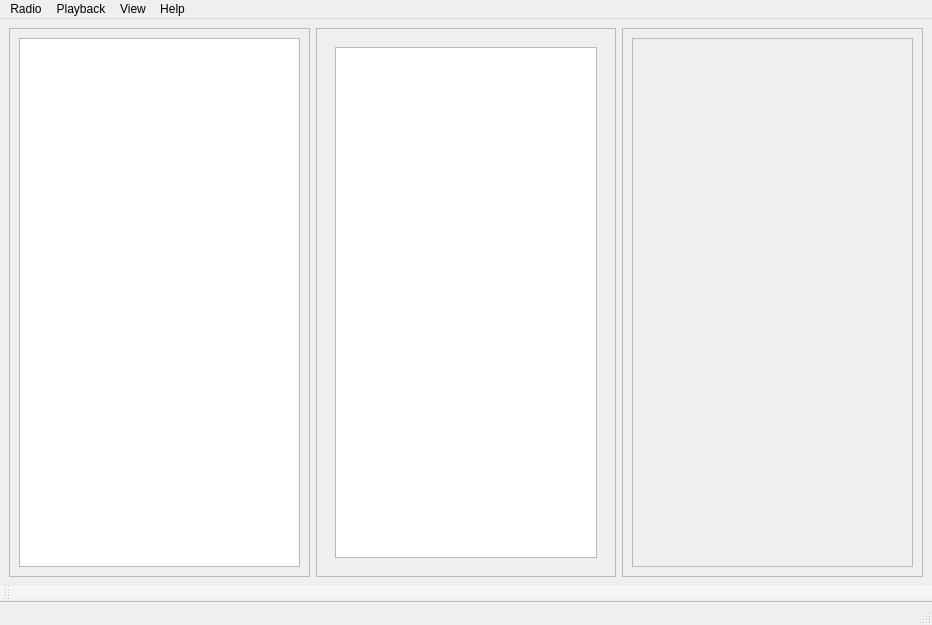
The window that mainwindow.ui (grzesiekkedzior/TuneScape) describes before a commit, drawn with Qt 5.
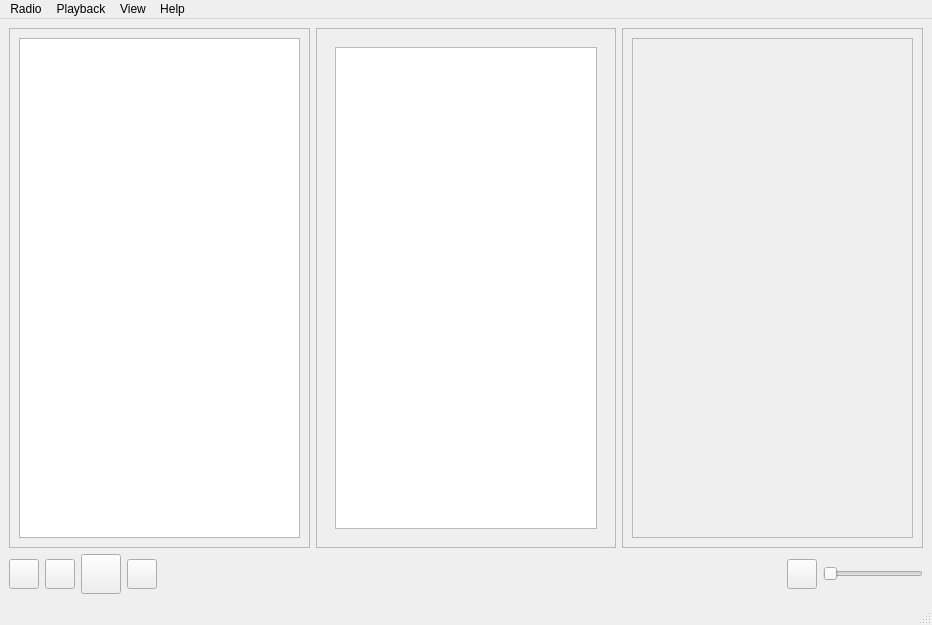
The same window after the commit. Icons and pictures are not drawn.

Diff of the .ui file:
```diff
--- a/mainwindow.ui
+++ b/mainwindow.ui
@@ -27,8 +27,8 @@
           <rect>
            <x>0</x>
            <y>0</y>
-           <width>296</width>
-           <height>527</height>
+           <width>294</width>
+           <height>499</height>
           </rect>
          </property>
          <layout class="QHBoxLayout" name="horizontalLayout_2">
@@ -49,8 +49,8 @@
           <rect>
            <x>0</x>
            <y>0</y>
-           <width>296</width>
-           <height>527</height>
+           <width>300</width>
+           <height>499</height>
           </rect>
          </property>
          <layout class="QHBoxLayout" name="horizontalLayout_3">
@@ -80,8 +80,8 @@
           <rect>
            <x>0</x>
            <y>0</y>
-           <width>296</width>
-           <height>527</height>
+           <width>294</width>
+           <height>499</height>
           </rect>
          </property>
          <layout class="QVBoxLayout" name="verticalLayout_4">
@@ -102,7 +102,157 @@
      </layout>
     </item>
     <item>
-     <layout class="QVBoxLayout" name="verticalLayout"/>
+     <layout class="QHBoxLayout" name="horizontalLayout_5">
+      <item alignment="Qt::AlignHCenter|Qt::AlignVCenter">
+       <widget class="QPushButton" name="stop">
+        <property name="minimumSize">
+         <size>
+          <width>30</width>
+          <height>30</height>
+         </size>
+        </property>
+        <property name="maximumSize">
+         <size>
+          <width>30</width>
+          <height>30</height>
+         </size>
+        </property>
+        <property name="text">
+         <string/>
+        </property>
+       </widget>
+      </item>
+      <item alignment="Qt::AlignHCenter|Qt::AlignVCenter">
+       <widget class="QPushButton" name="previous">
+        <property name="minimumSize">
+         <size>
+          <width>30</width>
+          <height>30</height>
+         </size>
+        </property>
+        <property name="maximumSize">
+         <size>
+          <width>30</width>
+          <height>30</height>
+         </size>
+        </property>
+        <property name="text">
+         <string/>
+        </property>
+       </widget>
+      </item>
+      <item alignment="Qt::AlignHCenter|Qt::AlignVCenter">
+       <widget class="QPushButton" name="playPause">
+        <property name="minimumSize">
+         <size>
+          <width>40</width>
+          <height>40</height>
+         </size>
+        </property>
+        <property name="maximumSize">
+         <size>
+          <width>40</width>
+          <height>33</height>
+         </size>
+        </property>
+        <property name="text">
+         <string/>
+        </property>
+        <property name="iconSize">
+         <size>
+          <width>20</width>
+          <height>20</height>
+         </size>
+        </property>
+        <property name="shortcut">
+         <string>Ctrl+S</string>
+        </property>
+       </widget>
+      </item>
+      <item alignment="Qt::AlignHCenter|Qt::AlignVCenter">
+       <widget class="QPushButton" name="next">
+        <property name="minimumSize">
+         <size>
+          <width>30</width>
+          <height>30</height>
+         </size>
+        </property>
+        <property name="maximumSize">
+         <size>
+          <width>30</width>
+          <height>30</height>
+         </size>
+        </property>
+        <property name="text">
+         <string/>
+        </property>
+       </widget>
+      </item>
+      <item alignment="Qt::AlignHCenter|Qt::AlignVCenter">
+       <widget class="QLabel" name="label">
+        <property name="minimumSize">
+         <size>
+          <width>300</width>
+          <height>0</height>
+         </size>
+        </property>
+        <property name="text">
+         <string/>
+        </property>
+       </widget>
+      </item>
+      <item>
+       <spacer name="horizontalSpacer">
+        <property name="orientation">
+         <enum>Qt::Horizontal</enum>
+        </property>
+        <property name="sizeHint" stdset="0">
+         <size>
+          <width>40</width>
+          <height>20</height>
+         </size>
+        </property>
+       </spacer>
+      </item>
+      <item alignment="Qt::AlignHCenter|Qt::AlignVCenter">
+       <widget class="QPushButton" name="volume">
+        <property name="minimumSize">
+         <size>
+          <width>30</width>
+          <height>30</height>
+         </size>
+        </property>
+        <property name="maximumSize">
+         <size>
+          <width>30</width>
+          <height>30</height>
+         </size>
+        </property>
+        <property name="text">
+         <string/>
+        </property>
+       </widget>
+      </item>
+      <item alignment="Qt::AlignHCenter|Qt::AlignVCenter">
+       <widget class="QSlider" name="horizontalVolumeSlider">
+        <property name="minimumSize">
+         <size>
+          <width>100</width>
+          <height>0</height>
+         </size>
+        </property>
+        <property name="maximumSize">
+         <size>
+          <width>100</width>
+          <height>16777215</height>
+         </size>
+        </property>
+        <property name="orientation">
+         <enum>Qt::Horizontal</enum>
+        </property>
+       </widget>
+      </item>
+     </layout>
     </item>
    </layout>
   </widget>
@@ -151,17 +301,6 @@
    <addaction name="menuHelp"/>
   </widget>
   <widget class="QStatusBar" name="statusbar"/>
-  <widget class="QToolBar" name="toolBar">
-   <property name="windowTitle">
-    <string>toolBar</string>
-   </property>
-   <attribute name="toolBarArea">
-    <enum>BottomToolBarArea</enum>
-   </attribute>
-   <attribute name="toolBarBreak">
-    <bool>false</bool>
-   </attribute>
-  </widget>
   <action name="actionAbout">
    <property name="text">
     <string>About</string>
```
Left out of the diff: 64 changed lines with no effect on the pictures.
